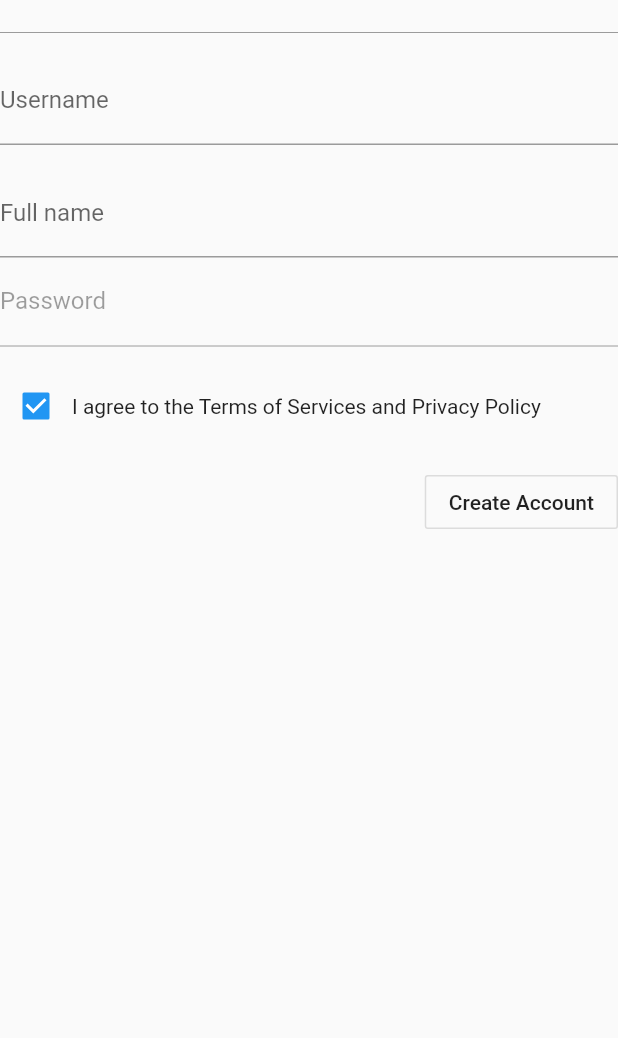
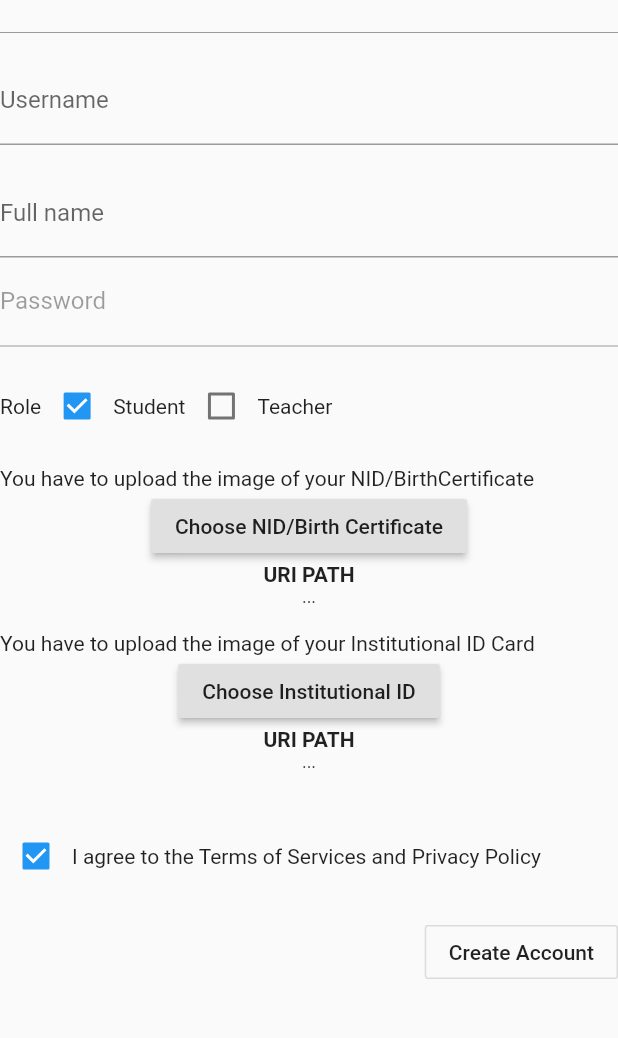
Before and after one commit to Shusmoy108/Mobile-App, a Flutter app: the RegisterForm screen opened directly with empty values, on a phone screen of 412 x 824 dp, the part 140-1178 px from its top. Run offline on Flutter 3.47's test engine with Material 2 defaults, Android fonts, the phone set to English and light mode, and no system bars; our stand-ins replace file_picker, flutter_login.

Commit message:
registration file picker done

```diff
--- a/lib/src/registration/registrationpage.dart
+++ b/lib/src/registration/registrationpage.dart
@@ -1,5 +1,6 @@
 import 'package:flutter/material.dart';
-
+import 'package:file_picker/file_picker.dart';
+import 'package:flutter/services.dart';
 class RegisterForm extends StatefulWidget {
   String mobile,pass;
   RegisterForm(this.mobile,this.pass);
@@ -10,10 +11,53 @@ class RegisterForm extends StatefulWidget {
 
 class _RegisterFormState extends State<RegisterForm> {
   String mobile,pass;
+  String _nid_fileName = '...';
+  String _institutiional_id_fileName = '...';
+  String _nid_path = '...';
+  String _institutiional_id_path = '...';
+  String _extension;
+  bool _hasValidMime = false;
+  FileType _nid_pickingType=FileType.any;
+  FileType _institutiional_id_pickingType=FileType.any;
   _RegisterFormState(this.mobile,this.pass);
   final GlobalKey<FormState> _formKey = GlobalKey<FormState>();
   bool _agreedToTOS = true;
+  bool role= true;
+  bool teacher=false;
+  void _openNID() async {
+    if (_nid_pickingType == FileType.any || _hasValidMime) {
+      try {
+        _nid_path = await FilePicker.getFilePath(type: _nid_pickingType);
+      } on PlatformException catch (e) {
+        print("Unsupported operation" + e.toString());
+      }
 
+      if (!mounted) return;
+
+      setState(() {
+        _nid_fileName = _nid_path != null ? _nid_path.split('/').last : '...';
+
+      });
+    }
+
+  }
+  void _openInstitutionalID() async {
+    if (_institutiional_id_pickingType == FileType.any || _hasValidMime) {
+      try {
+        _institutiional_id_path = await FilePicker.getFilePath(type: _institutiional_id_pickingType);
+      } on PlatformException catch (e) {
+        print("Unsupported operation" + e.toString());
+      }
+
+      if (!mounted) return;
+
+      setState(() {
+        _institutiional_id_fileName = _institutiional_id_path != null ? _institutiional_id_path.split('/').last : '...';
+
+      });
+    }
+
+  }
   @override
   Widget build(BuildContext context) {
     return Scaffold(
@@ -23,8 +67,8 @@ class _RegisterFormState extends State<RegisterForm> {
         title: Text("Quiz Master")),
         body:Form(
       key: _formKey,
-      child: Column(
-        crossAxisAlignment: CrossAxisAlignment.start,
+      child: ListView(
+        //crossAxisAlignment: CrossAxisAlignment.start,
         children: <Widget>[
           TextFormField(
             decoration: const InputDecoration(
@@ -67,6 +111,72 @@ class _RegisterFormState extends State<RegisterForm> {
             enabled: false,
 
           ),
+          const SizedBox(height: 16.0),
+          Row(
+            children: <Widget>[
+              Text("Role"),
+              Checkbox(
+                value: role,
+                onChanged: _setRole,
+              ),
+              GestureDetector(
+                onTap: () => _setRole(!role),
+                child: const Text(
+                  'Student',
+                ),
+              ),
+              Checkbox(
+                value: teacher,
+                onChanged: _setTeacher,
+              ),
+              GestureDetector(
+                onTap: () => _setTeacher(!teacher),
+                child: const Text(
+                  'Teacher',
+                ),
+              ),
+            ],
+          ),
+          const SizedBox(height: 16.0),
+          Text("You have to upload the image of your NID/BirthCertificate"),
+          Center(child:
+          new RaisedButton(
+
+            onPressed: () => _openNID(),
+            child: new Text("Choose NID/Birth Certificate"),
+          ),),
+
+          new Text(
+            'URI PATH ',
+            textAlign: TextAlign.center,
+            style: new TextStyle(fontWeight: FontWeight.bold),
+          ),
+          new Text(
+          _nid_path ?? '...',
+            textAlign: TextAlign.center,
+            softWrap: true,
+            textScaleFactor: 0.85,
+          ),
+          const SizedBox(height: 16.0),
+          Text("You have to upload the image of your Institutional ID Card"),
+          Center(child:
+          new RaisedButton(
+            onPressed: () => _openInstitutionalID(),
+            child: new Text("Choose Institutional ID"),
+          ),),
+
+          new Text(
+            'URI PATH ',
+            textAlign: TextAlign.center,
+            style: new TextStyle(fontWeight: FontWeight.bold),
+          ),
+          new Text(
+            _institutiional_id_path ?? '...',
+            textAlign: TextAlign.center,
+            softWrap: true,
+            textScaleFactor: 0.85,
+          ),
+          const SizedBox(height: 16.0),
           Padding(
             padding: const EdgeInsets.symmetric(vertical: 16.0),
             child: Row(
@@ -107,7 +217,18 @@ class _RegisterFormState extends State<RegisterForm> {
     _formKey.currentState.validate();
     print('Form submitted');
   }
-
+  void _setRole(bool newValue) {
+    setState(() {
+      role = newValue;
+      teacher= !newValue;
+    });
+  }
+  void _setTeacher(bool newValue) {
+    setState(() {
+      role = !newValue;
+      teacher= newValue;
+    });
+  }
   void _setAgreedToTOS(bool newValue) {
     setState(() {
       _agreedToTOS = newValue;
--- a/pubspec.yaml
+++ b/pubspec.yaml
@@ -30,6 +30,7 @@ dependencies:
   cupertino_icons: ^0.1.3
   shared_preferences: ^0.5.8
   flutter_login: ^1.0.14
+  file_picker: ^1.13.3
 
 dev_dependencies:
   flutter_test:
```
Also changed, not shown: pubspec.lock.
